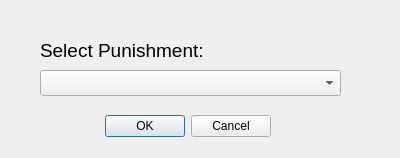
Before: the Qt Designer form selectpunishment.ui in MijersOne/CyberDom-Qt, drawn with Qt 5.
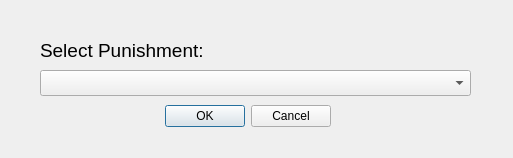
After: the same form once the commit is applied.

```diff
--- a/selectpunishment.ui
+++ b/selectpunishment.ui
@@ -6,7 +6,7 @@
    <rect>
     <x>0</x>
     <y>0</y>
-    <width>400</width>
+    <width>513</width>
     <height>158</height>
    </rect>
   </property>
@@ -16,8 +16,8 @@
   <widget class="QDialogButtonBox" name="buttonBox">
    <property name="geometry">
     <rect>
-     <x>100</x>
-     <y>110</y>
+     <x>160</x>
+     <y>100</y>
      <width>171</width>
      <height>32</height>
     </rect>
@@ -34,7 +34,7 @@
     <rect>
      <x>40</x>
      <y>70</y>
-     <width>301</width>
+     <width>431</width>
      <height>26</height>
     </rect>
    </property>
```
Left out of the diff: 4 changed lines with no effect on the pictures.
